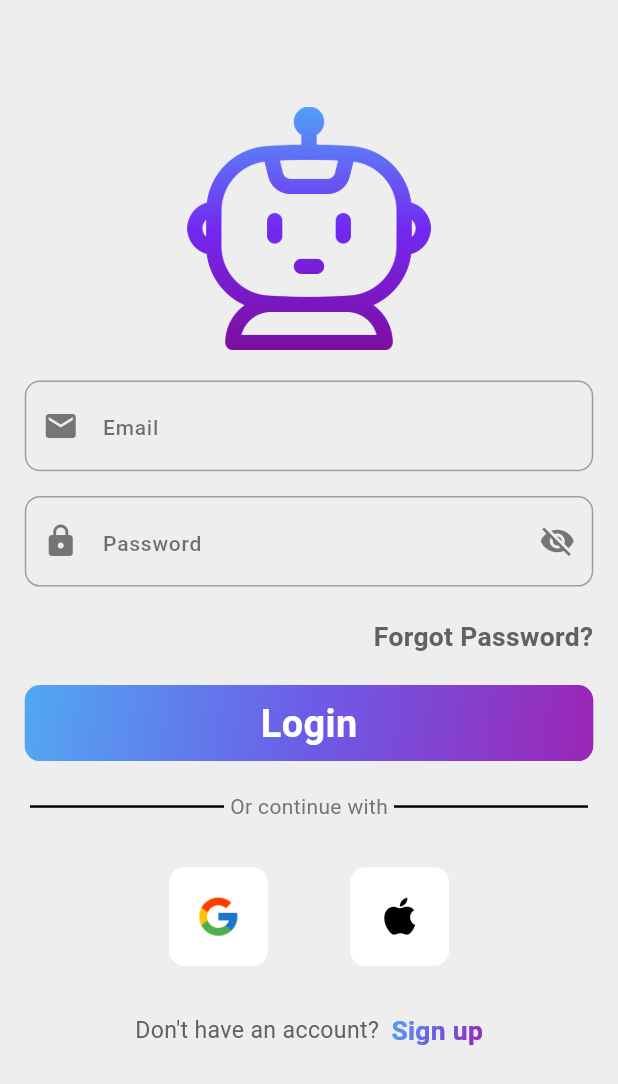
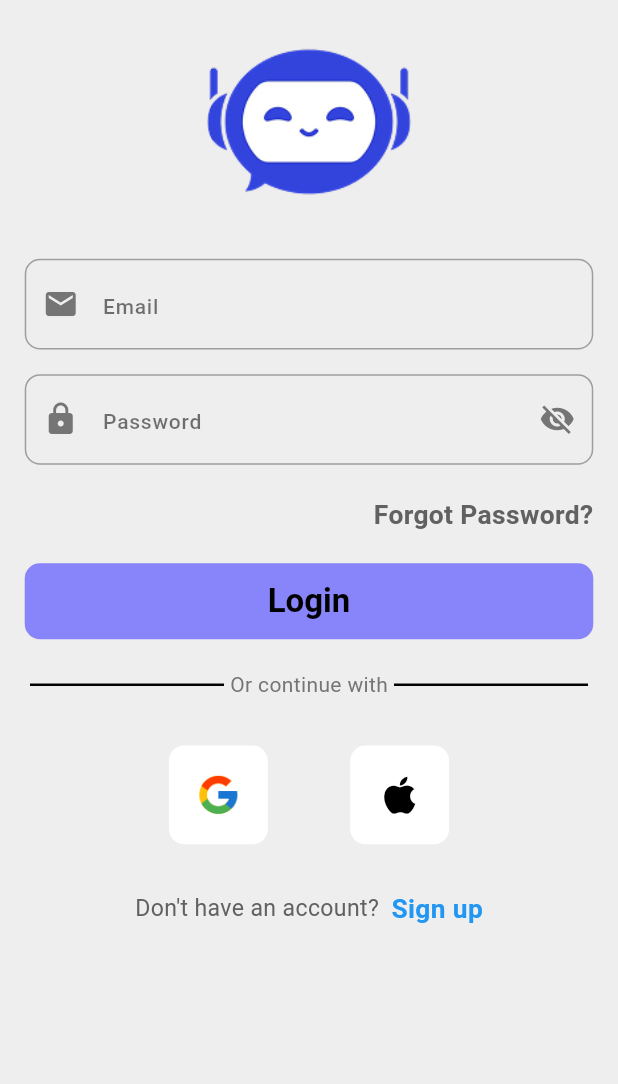
Before and after one commit to HaTu0803/AdvancedMobile_ChatAI, a Flutter app: the LoginScreen screen opened directly with empty values, on a phone screen of 412 x 824 dp. Shown: the top 1084 px of the screen. Run offline on Flutter 3.47's test engine with Material 3 defaults, Android fonts, the phone set to English and light mode, and no system bars; our stand-ins replace bloc, either_dart, email_validator, flutter_bloc, flutter_screenutil, get_it and 3 more; accounts and stored records are empty.

Commit message:
Revert "Features/update color1"

```diff
--- a/lib/main.dart
+++ b/lib/main.dart
@@ -1,17 +1,12 @@
 import 'package:advancedmobile_chatai/util/themes/theme.dart';
 import 'package:flutter/material.dart';
-import 'package:flutter/services.dart';
 import 'package:flutter_screenutil/flutter_screenutil.dart';
 import 'package:shared_preferences/shared_preferences.dart';
 import 'auth/auth.dart';
 import 'package:advancedmobile_chatai/screens/introduction/introduction_screen.dart';
 
-Future<void> main() async {
+void main() {
   WidgetsFlutterBinding.ensureInitialized();
-  await SystemChrome.setEnabledSystemUIMode(SystemUiMode.immersiveSticky);
-  await SystemChrome.setPreferredOrientations(
-      [DeviceOrientation.portraitUp, DeviceOrientation.portraitDown]);
-
   runApp(const MyApp());
 }
 
--- a/lib/screens/auth/login/login_screen.dart
+++ b/lib/screens/auth/login/login_screen.dart
@@ -471,9 +471,8 @@ class _LoginScreenState extends State<LoginScreen> {
       body: SafeArea(
         child: Column(
           children: [
-            SizedBox(height: 70.h),
             logo(),
-            SizedBox(height: 20.h),
+            SizedBox(height: 10.h),
             CustomTextField(
               controller: email,
               hintText: 'Email',
@@ -529,24 +528,12 @@ class _LoginScreenState extends State<LoginScreen> {
           width: double.infinity,
           height: 50.h,
           decoration: BoxDecoration(
-            gradient: LinearGradient(
-              colors: [
-                Color(0xFF52A8F2), // Light Blue (Top)
-                Color(0xFF6C5CE7), // Blue-Violet (Middle)
-                Color(0xFF9B26B6), // Purple (Bottom)
-              ],
-              begin: Alignment.topLeft,
-              end: Alignment.bottomRight,
-            ),
+            color: Color(0xFF8884FA),
             borderRadius: BorderRadius.circular(10.r),
           ),
           child: Text(
             'Login',
-            style: TextStyle(
-              color: Colors.white,
-              fontSize: 23.sp,
-              fontWeight: FontWeight.bold,
-            ),
+            style: Theme.of(context).textTheme.titleLarge,
           ),
         ),
       ),
@@ -592,24 +579,12 @@ class _LoginScreenState extends State<LoginScreen> {
               style: TextStyle(color: Colors.grey[700], fontSize: 14.sp)),
           GestureDetector(
             onTap: widget.show,
-            child: ShaderMask(
-              shaderCallback: (bounds) => LinearGradient(
-                colors: [
-                  Color(0xFF52A8F2), // Light Blue
-                  Color(0xFF6C5CE7), // Blue-Violet
-                  Color(0xFF9B26B6), // Purple
-                ],
-                begin: Alignment.topLeft,
-                end: Alignment.bottomRight,
-              ).createShader(bounds),
-              child: Text(
-                "Sign up",
-                style: TextStyle(
+            child: Text(
+              "Sign up",
+              style: TextStyle(
+                  color: Colors.blue,
                   fontSize: 16.sp,
-                  fontWeight: FontWeight.bold,
-                  color: Colors.white, // Required for ShaderMask to work
-                ),
-              ),
+                  fontWeight: FontWeight.bold),
             ),
           ),
         ],
@@ -645,6 +620,7 @@ class _LoginScreenState extends State<LoginScreen> {
       ),
     );
   }
+
   Padding logo() {
     return Padding(
       padding: EdgeInsets.symmetric(horizontal: 50.w),
```
Also changed, not shown: images/logo.png, 2 other files.
